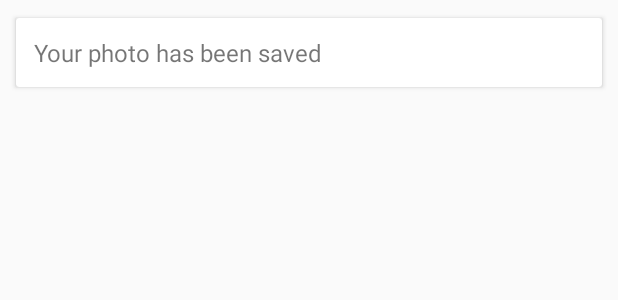
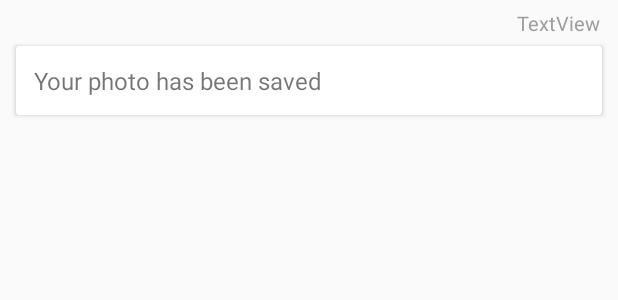
Before and after one commit to bstecka/sky-tonight, an Android app: the layout notes_list_item.xml on its own in the app's theme, with its tools: preview values and no code run, on a phone screen of 412 x 824 dp. Shown: the top 300 px of the screen. Run offline under Robolectric (Android 15) with nearby library versions, the phone set to English and light mode, and no system bars.

Commit message:
Add date indicator in notes list view

```diff
--- a/app/src/main/res/layout/notes_list_item.xml
+++ b/app/src/main/res/layout/notes_list_item.xml
@@ -1,9 +1,21 @@
 <?xml version="1.0" encoding="utf-8"?>
 <LinearLayout xmlns:android="http://schemas.android.com/apk/res/android"
     xmlns:app="http://schemas.android.com/apk/res-auto"
-    android:orientation="horizontal"
+    android:orientation="vertical"
     android:layout_width="match_parent"
     android:layout_height="wrap_content">
+
+    <TextView
+        android:id="@+id/dateTextView"
+        android:layout_width="match_parent"
+        android:layout_height="wrap_content"
+        android:layout_marginRight="12dp"
+        android:layout_marginTop="6dp"
+        android:layout_weight="1"
+        android:text="TextView"
+        android:textAlignment="viewEnd"
+        android:textColor="@color/materialGrey5"
+        android:textSize="13sp" />
 
     <android.support.v7.widget.CardView
         android:id="@+id/cardView"
@@ -11,8 +23,8 @@
         android:layout_height="match_parent"
         android:layout_marginBottom="8dp"
         android:layout_marginEnd="8dp"
+        android:layout_marginTop="2dp"
         android:layout_marginStart="8dp"
-        android:layout_marginTop="8dp"
         app:cardUseCompatPadding="true"
         app:contentPadding="12dp"
         app:layout_constraintBottom_toBottomOf="parent"
@@ -25,7 +37,7 @@
         <ScrollView
             android:id="@+id/scrollView"
             android:layout_width="match_parent"
-            android:layout_height="match_parent">
+            android:layout_height="wrap_content">
 
             <android.support.constraint.ConstraintLayout
                 android:id="@+id/layout"
```
Also changed, not shown: app/src/main/java/com/example/barbara/skytonight/notes/MyNotesRecyclerViewAdapter.java (+16 -0 lines).
